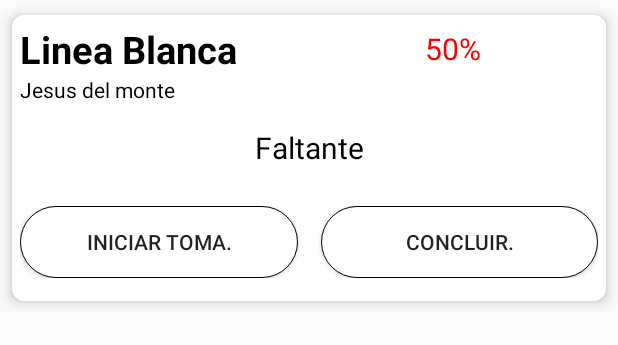
After one commit to GiovanniAn/PrototipoCaptura, an Android app: the layout row_calendario.xml on its own in the app's theme, with its tools: preview values and no code run, on a phone screen of 412 x 824 dp. The commit adds this screen. Shown: the top 345 px of the screen. Run offline under Robolectric (Android 15) with nearby library versions, the phone set to English and light mode, and no system bars.

Commit message:
Implementación del diario con su respectivo adaptador  y cardview & RecyclerView

```diff
--- a/app/src/main/AndroidManifest.xml
+++ b/app/src/main/AndroidManifest.xml
@@ -12,7 +12,7 @@
         android:roundIcon="@mipmap/ic_launcher_round"
         android:supportsRtl="true"
         android:theme="@style/AppTheme">
-        <activity android:name=".MainActivity"
+        <activity android:name=".activity.MainActivity"
             android:screenOrientation="portrait">
             <intent-filter>
                 <action android:name="android.intent.action.MAIN" />
@@ -20,6 +20,9 @@
                 <category android:name="android.intent.category.LAUNCHER" />
             </intent-filter>
         </activity>
+
+        <activity android:name=".activity.DiaryActivity"
+            android:screenOrientation="portrait"/>
     </application>
 
 </manifest>
--- a/app/src/main/java/balam/app/protocaptura/fragment/CaputuraPorVozFragment.java
+++ b/app/src/main/java/balam/app/protocaptura/fragment/CaputuraPorVozFragment.java
@@ -1,7 +1,6 @@
 package balam.app.protocaptura.fragment;
 
 import android.content.Context;
-import android.net.Uri;
 import android.os.Bundle;
 
 import androidx.fragment.app.Fragment;
@@ -14,7 +13,7 @@ import android.widget.Button;
 import android.widget.ImageView;
 import android.widget.TextView;
 
-import balam.app.protocaptura.MainActivity;
+import balam.app.protocaptura.activity.MainActivity;
 import balam.app.protocaptura.R;
 import balam.app.protocaptura.Utils.Utils;
 import balam.app.protocaptura.interfaces.CallbackVozListener;
--- /dev/null
+++ b/app/src/main/res/drawable-xxxhdpi/boton_redondo.xml
@@ -0,0 +1,15 @@
+<?xml version="1.0" encoding="utf-8"?>
+<shape xmlns:android="http://schemas.android.com/apk/res/android">
+
+    <solid
+        android:color="#FFF"/>
+    <corners
+        android:radius="30dp"/>
+    <padding
+        android:left="10dp"
+        android:top="10dp"
+        android:right="10dp"
+        android:bottom="10dp" />
+    <stroke android:width="1px"
+        android:color="@color/black" />
+</shape>
--- /dev/null
+++ b/app/src/main/res/drawable-xxxhdpi/esquinas_redondeadas.xml
@@ -0,0 +1,15 @@
+<?xml version="1.0" encoding="utf-8"?>
+<shape xmlns:android="http://schemas.android.com/apk/res/android">
+
+    <solid
+        android:color="#FFF"/>
+    <corners
+        android:radius="30dp"/>
+    <padding
+        android:left="10dp"
+        android:top="10dp"
+        android:right="10dp"
+        android:bottom="10dp" />
+    <stroke android:width="1px"
+        android:color="#BEB9B9" />
+</shape>
--- a/app/src/main/res/layout/activity_main.xml
+++ b/app/src/main/res/layout/activity_main.xml
@@ -4,7 +4,7 @@
     xmlns:tools="http://schemas.android.com/tools"
     android:layout_width="match_parent"
     android:layout_height="match_parent"
-    tools:context=".MainActivity">
+    tools:context=".activity.MainActivity">
 
     <FrameLayout
         android:id="@+id/frameContainer"
--- /dev/null
+++ b/app/src/main/res/layout/row_calendario.xml
@@ -0,0 +1,113 @@
+<?xml version="1.0" encoding="utf-8"?>
+<FrameLayout xmlns:android="http://schemas.android.com/apk/res/android"
+    android:layout_width="match_parent"
+    android:layout_height="wrap_content"
+    xmlns:card_view="http://schemas.android.com/apk/res-auto"
+    android:orientation="vertical">
+
+
+    <androidx.cardview.widget.CardView
+        android:id="@+id/cv"
+        android:layout_width="match_parent"
+        android:layout_height="wrap_content"
+        card_view:cardUseCompatPadding="true"
+        card_view:cardCornerRadius="8dp"
+        card_view:cardElevation="5dp"
+        android:background="@drawable/esquinas_redondeadas">
+
+        <LinearLayout
+            android:padding="5dp"
+            android:layout_width="match_parent"
+            android:layout_height="wrap_content"
+            android:orientation="vertical">
+
+            <LinearLayout
+                android:layout_width="match_parent"
+                android:layout_height="wrap_content"
+                android:orientation="horizontal"
+                android:weightSum="2">
+
+                <TextView
+                    android:id="@+id/texDepartamento"
+                    android:layout_width="match_parent"
+                    android:layout_height="match_parent"
+                    android:textSize="25sp"
+                    android:textStyle="bold"
+                    android:text="Linea Blanca"
+                    android:layout_weight="1"
+                    android:textColor="@color/black" />
+
+                <TextView
+                    android:id="@+id/txtPorcentaje"
+                    android:layout_width="match_parent"
+                    android:layout_height="match_parent"
+                    android:layout_weight="1"
+                    android:gravity="center"
+                    android:text="50%"
+                    android:textSize="20sp"
+                    android:textColor="@color/red" />
+            </LinearLayout>
+
+            <TextView
+                android:id="@+id/tv_operador"
+                android:layout_width="match_parent"
+                android:layout_height="wrap_content"
+                android:text="Jesus del monte"
+                android:textColor="@color/black" />
+
+            <TextView
+                android:id="@+id/tv_faltante"
+                android:layout_width="match_parent"
+                android:layout_height="wrap_content"
+                android:text="Faltante"
+                android:gravity="center"
+                android:textSize="20sp"
+                android:layout_marginTop="15dp"
+                android:textColor="@color/black" />
+
+            <LinearLayout
+                android:layout_width="match_parent"
+                android:layout_height="wrap_content"
+                android:orientation="horizontal"
+                android:layout_marginTop="25dp"
+                android:weightSum="2">
+
+                <Button
+                    android:id="@+id/btn_iniciar_toma"
+                    android:layout_width="match_parent"
+                    android:layout_height="wrap_content"
+                    android:gravity="center"
+                    android:text="Iniciar toma."
+                    android:layout_gravity="center"
+                    android:padding="5dp"
+                    android:layout_weight="1"
+                    android:background="@drawable/boton_redondo" />
+
+                <androidx.legacy.widget.Space
+                    android:layout_width="15dp"
+                    android:layout_height="0dp" />
+
+                <Button
+                    android:id="@+id/btn_concluir_toma"
+                    android:layout_width="match_parent"
+                    android:layout_height="wrap_content"
+                    android:gravity="center"
+                    android:text="concluir."
+                    android:layout_gravity="center"
+                    android:padding="5dp"
+                    android:layout_weight="1"
+                    android:background="@drawable/boton_redondo" />
+
+            </LinearLayout>
+
+
+            <Space
+                android:layout_width="match_parent"
+                android:layout_height="10dp" />
+
+        </LinearLayout>
+
+    </androidx.cardview.widget.CardView>
+
+
+</FrameLayout>
--- a/app/src/main/res/values/colors.xml
+++ b/app/src/main/res/values/colors.xml
@@ -3,4 +3,7 @@
     <color name="colorPrimary">#008577</color>
     <color name="colorPrimaryDark">#00574B</color>
     <color name="colorAccent">#D81B60</color>
+    <color name="black">#000</color>
+    <color name="red">#FA0101</color>
+    <color name="verde">#16B422</color>
 </resources>
```
Also changed, not shown: app/src/main/java/balam/app/protocaptura/Adapters/RVAdapter.java (added, +87 -0 lines), app/src/main/java/balam/app/protocaptura/activity/DiaryActivity.java (added, +74 -0 lines), app/src/main/res/layout/diary_activity.xml (added, +26 -0 lines), app/src/main/java/balam/app/protocaptura/activity/MainActivity.kt (renamed from app/src/main/java/balam/app/protocaptura/MainActivity.kt), 1 other file.
